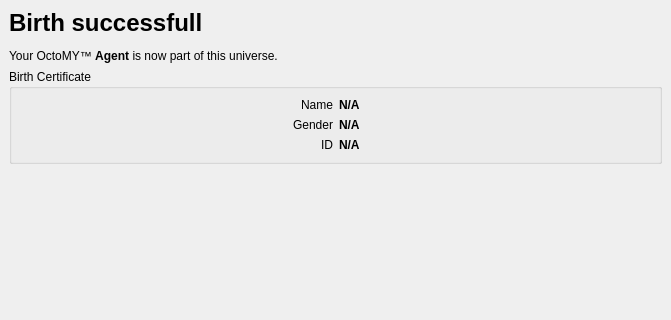
Old version of the form libs/libcore/widgets/AgentDeliveryWizard.ui in the repository mrdeveloperdude/OctoMY; both pictures show x 0 to 671 and y 0 to 320 of the 671 by 915 pixel window.
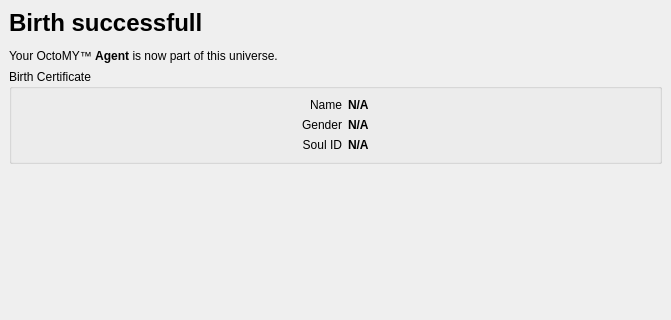
New version of the form. Icons and pictures are not drawn. Custom widgets are drawn as their Qt base class.

Commit message: Added regex validator to name, cleaned up delivery UI wrt birth sertificate

What changed in the file:
```diff
--- a/libs/libcore/widgets/AgentDeliveryWizard.ui
+++ b/libs/libcore/widgets/AgentDeliveryWizard.ui
@@ -308,24 +308,39 @@
        </item>
        <item row="1" column="0" colspan="2">
         <widget class="QGroupBox" name="groupBox">
+         <property name="sizePolicy">
+          <sizepolicy hsizetype="Minimum" vsizetype="Minimum">
+           <horstretch>0</horstretch>
+           <verstretch>0</verstretch>
+          </sizepolicy>
+         </property>
          <property name="title">
           <string>Birth Certificate</string>
          </property>
          <layout class="QGridLayout" name="gridLayout_2">
+          <item row="1" column="2">
+           <widget class="QLabel" name="labelGender">
+            <property name="sizePolicy">
+             <sizepolicy hsizetype="Minimum" vsizetype="Minimum">
+              <horstretch>0</horstretch>
+              <verstretch>0</verstretch>
+             </sizepolicy>
+            </property>
+            <property name="font">
+             <font>
+              <weight>75</weight>
+              <bold>true</bold>
+             </font>
+            </property>
+            <property name="text">
+             <string>N/A</string>
+            </property>
+            <property name="textInteractionFlags">
+             <set>Qt::TextSelectableByMouse</set>
+            </property>
+           </widget>
+          </item>
           <item row="0" column="1">
-           <widget class="QLabel" name="labelName">
-            <property name="font">
-             <font>
-              <weight>75</weight>
-              <bold>true</bold>
-             </font>
-            </property>
-            <property name="text">
-             <string>N/A</string>
-            </property>
-           </widget>
-          </item>
-          <item row="0" column="0">
            <widget class="QLabel" name="label_6">
             <property name="text">
              <string>Name</string>
@@ -335,8 +350,49 @@
             </property>
            </widget>
           </item>
-          <item row="1" column="0">
+          <item row="2" column="2">
+           <widget class="QLabel" name="labelID">
+            <property name="sizePolicy">
+             <sizepolicy hsizetype="Minimum" vsizetype="Minimum">
+              <horstretch>0</horstretch>
+              <verstretch>0</verstretch>
+             </sizepolicy>
+            </property>
+            <property name="font">
+             <font>
+              <weight>75</weight>
+              <bold>true</bold>
+             </font>
+            </property>
+            <property name="text">
+             <string>N/A</string>
+            </property>
+            <property name="textInteractionFlags">
+             <set>Qt::TextSelectableByMouse</set>
+            </property>
+           </widget>
+          </item>
+          <item row="0" column="0" rowspan="3">
+           <spacer name="horizontalSpacer">
+            <property name="orientation">
+             <enum>Qt::Horizontal</enum>
+            </property>
+            <property name="sizeHint" stdset="0">
+             <size>
+              <width>40</width>
+              <height>20</height>
+             </size>
+            </property>
+           </spacer>
+          </item>
+          <item row="1" column="1">
            <widget class="QLabel" name="label_9">
+            <property name="sizePolicy">
+             <sizepolicy hsizetype="Minimum" vsizetype="Minimum">
+              <horstretch>0</horstretch>
+              <verstretch>0</verstretch>
+             </sizepolicy>
+            </property>
             <property name="text">
              <string>Gender</string>
             </property>
@@ -345,18 +401,14 @@
             </property>
            </widget>
           </item>
-          <item row="2" column="0">
-           <widget class="QLabel" name="label_10">
-            <property name="text">
-             <string>ID</string>
+          <item row="0" column="2">
+           <widget class="QLabel" name="labelName">
+            <property name="sizePolicy">
+             <sizepolicy hsizetype="Minimum" vsizetype="Minimum">
+              <horstretch>0</horstretch>
+              <verstretch>0</verstretch>
+             </sizepolicy>
             </property>
-            <property name="alignment">
-             <set>Qt::AlignRight|Qt::AlignTrailing|Qt::AlignVCenter</set>
-            </property>
-           </widget>
-          </item>
-          <item row="1" column="1">
-           <widget class="QLabel" name="labelGender">
             <property name="font">
              <font>
               <weight>75</weight>
@@ -369,18 +421,34 @@
            </widget>
           </item>
           <item row="2" column="1">
-           <widget class="QLabel" name="labelID">
-            <property name="font">
-             <font>
-              <weight>75</weight>
-              <bold>true</bold>
-             </font>
+           <widget class="QLabel" name="label_10">
+            <property name="sizePolicy">
+             <sizepolicy hsizetype="Minimum" vsizetype="Minimum">
+              <horstretch>0</horstretch>
+              <verstretch>0</verstretch>
+             </sizepolicy>
             </property>
             <property name="text">
-             <string>N/A</string>
+             <string>Soul ID</string>
+            </property>
+            <property name="alignment">
+             <set>Qt::AlignRight|Qt::AlignTrailing|Qt::AlignVCenter</set>
             </property>
            </widget>
           </item>
+          <item row="0" column="3" rowspan="3">
+           <spacer name="horizontalSpacer_3">
+            <property name="orientation">
+             <enum>Qt::Horizontal</enum>
+            </property>
+            <property name="sizeHint" stdset="0">
+             <size>
+              <width>40</width>
+              <height>20</height>
+             </size>
+            </property>
+           </spacer>
+          </item>
          </layout>
         </widget>
        </item>
```
Left out of the diff: 7 changed lines with no effect on the pictures. The commit also changes 4 other files.
